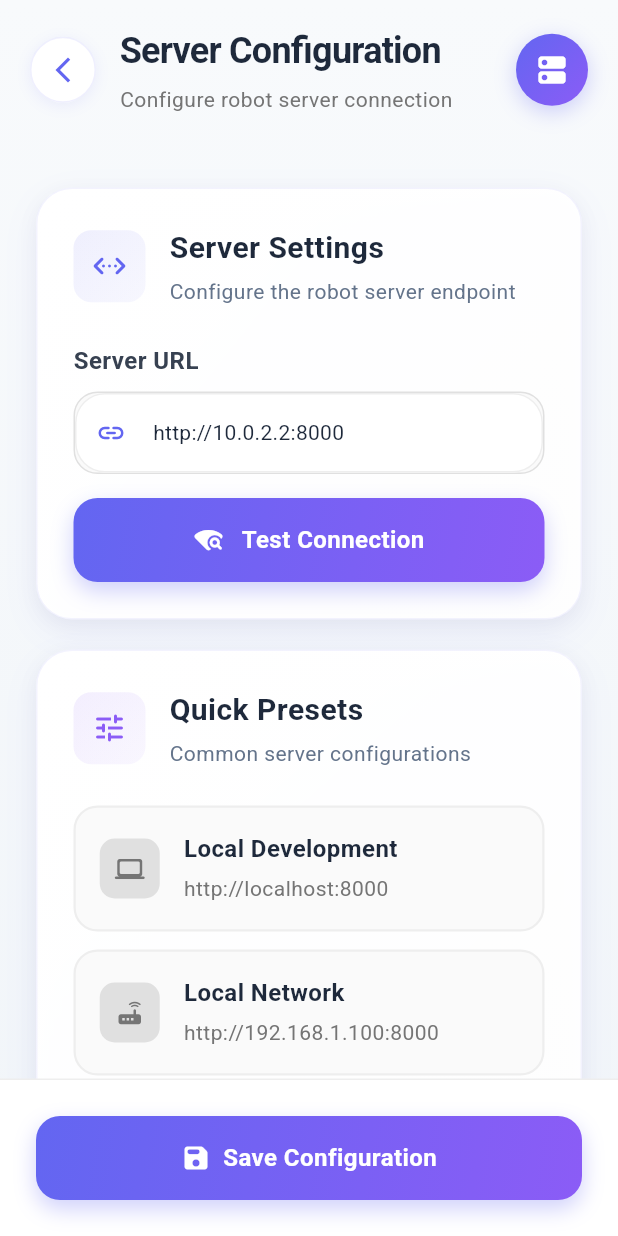
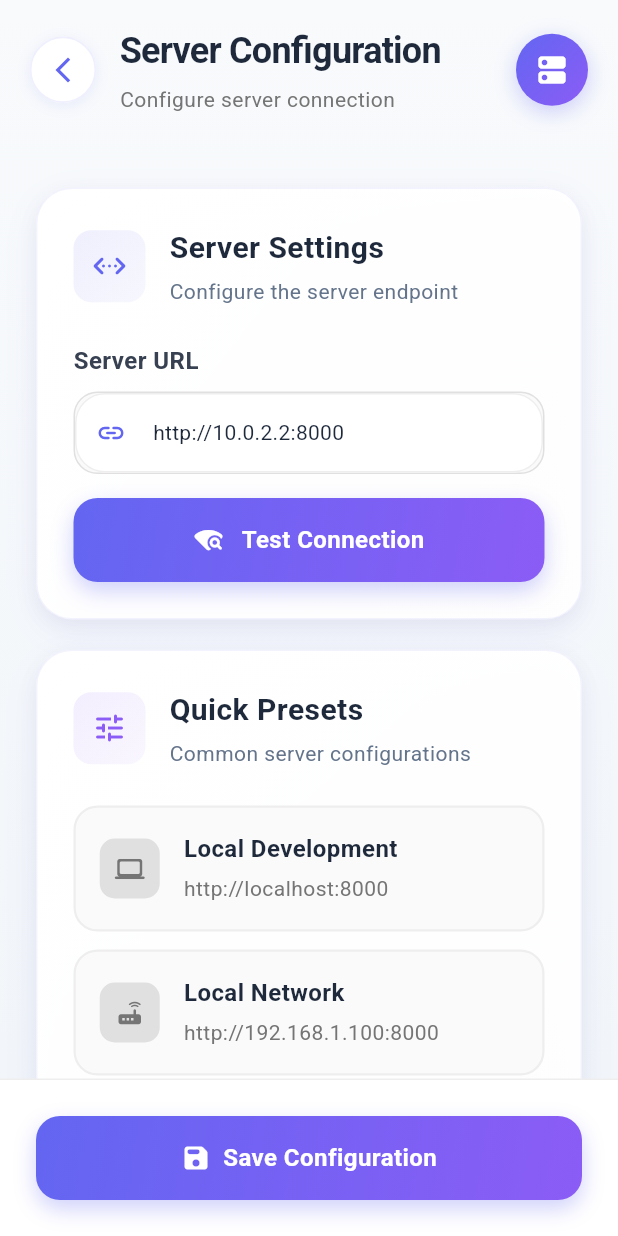
Before and after one commit to LiquidGalaxyLAB/LG-RoboStream, a Flutter app: the ServerConfigScreen screen opened directly, on a phone screen of 412 x 824 dp. Run offline on Flutter 3.47's test engine with Material 3 defaults, Android fonts, the phone set to English and light mode, and no system bars; our stand-ins replace go_router, shared_preferences; missing offline and left inert: mobile_scanner; accounts and stored records are empty.

Commit message:
Small tag changes

```diff
--- a/robostream/lib/app/login_screen.dart
+++ b/robostream/lib/app/login_screen.dart
@@ -305,7 +305,7 @@ class _LoginViewState extends State<_LoginView> with TickerProviderStateMixin {
                                         ? _isRobotConfigured
                                             ? 'Configure Liquid Galaxy connection'
                                             : 'Configure Robot IP address'
-                                        : 'Connect to your robot server to begin',
+                                        : 'Connect to your server to begin',
                                     style: Theme.of(context).textTheme.bodyLarge?.copyWith(
                                       color: Colors.grey[600],
                                       fontSize: 15,
--- a/robostream/lib/app/server_config_screen.dart
+++ b/robostream/lib/app/server_config_screen.dart
@@ -224,7 +224,7 @@ class _ServerConfigScreenState extends State<ServerConfigScreen> {
                 ),
                 const SizedBox(height: 4),
                 Text(
-                  'Configure robot server connection',
+                  'Configure server connection',
                   style: TextStyle(
                     fontSize: 14,
                     color: Colors.grey[600],
@@ -304,7 +304,7 @@ class _ServerConfigScreenState extends State<ServerConfigScreen> {
                       ),
                       SizedBox(height: 4),
                       Text(
-                        'Configure the robot server endpoint',
+                        'Configure the server endpoint',
                         style: TextStyle(
                           fontSize: 14,
                           color: _textSecondaryColor,
--- a/robostream/lib/widgets/homescreen_widgets/sensor_selection_dialog.dart
+++ b/robostream/lib/widgets/homescreen_widgets/sensor_selection_dialog.dart
@@ -400,7 +400,7 @@ class _SensorSelectionDialogState extends State<SensorSelectionDialog>
       case 'Wheel Motors':
         return 'Motor speed and power consumption';
       case 'Server Link':
-        return 'Robot server connection status';
+        return 'Server connection status';
       default:
         return 'Sensor data streaming';
     }
--- a/robostream/lib/widgets/homescreen_widgets/streaming_components.dart
+++ b/robostream/lib/widgets/homescreen_widgets/streaming_components.dart
@@ -173,7 +173,7 @@ class ConfigurationMenu extends StatelessWidget {
                 const SizedBox(height: 32),
                 ConfigOption(
                   icon: Icons.dns_rounded,
-                  title: 'Robot Server',
+                  title: 'Server',
                   subtitle: 'Configure robot connection settings',
                   color: const Color(0xFF6366F1),
                   onTap: () {
```
